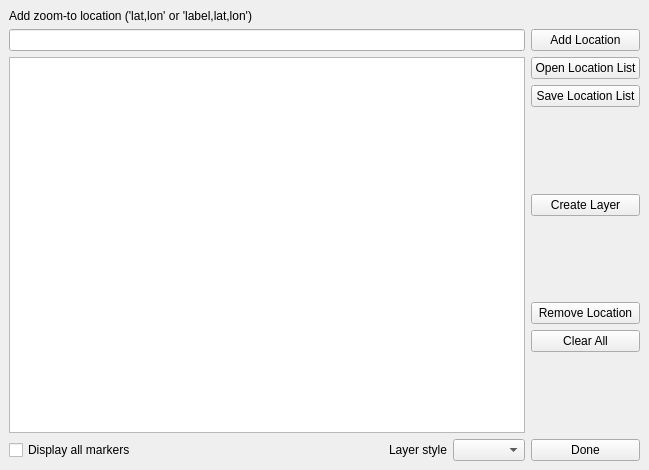
The window that ui/multiZoomDialog.ui (NationalSecurityAgency/qgis-latlontools-plugin) describes before a commit, drawn with Qt 5.
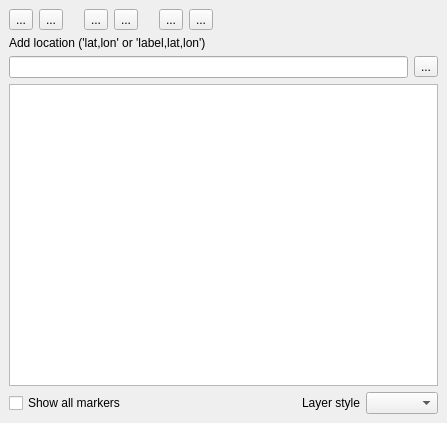
The same window after the commit.

Commit message: made dockable with icons

Patch:
```diff
--- a/ui/multiZoomDialog.ui
+++ b/ui/multiZoomDialog.ui
@@ -6,131 +6,168 @@
    <rect>
     <x>0</x>
     <y>0</y>
-    <width>649</width>
-    <height>470</height>
+    <width>447</width>
+    <height>423</height>
    </rect>
   </property>
   <property name="windowTitle">
    <string>Multi-Location Zoom</string>
   </property>
   <widget class="QWidget" name="dockWidgetContents">
-   <layout class="QGridLayout" name="gridLayout">
-    <item row="2" column="0">
-     <widget class="QTableWidget" name="resultsTable"/>
-    </item>
-    <item row="0" column="0">
-     <widget class="QLabel" name="label">
-      <property name="text">
-       <string>Add zoom-to location ('lat,lon' or 'label,lat,lon')</string>
-      </property>
-     </widget>
-    </item>
-    <item row="1" column="1">
-     <widget class="QPushButton" name="addButton">
-      <property name="text">
-       <string>Add Location</string>
-      </property>
-     </widget>
-    </item>
-    <item row="1" column="0">
-     <widget class="QLineEdit" name="addLineEdit"/>
-    </item>
-    <item row="2" column="1">
-     <layout class="QVBoxLayout" name="verticalLayout">
+   <layout class="QVBoxLayout" name="verticalLayout">
+    <item>
+     <layout class="QHBoxLayout" name="horizontalLayout">
       <item>
-       <widget class="QPushButton" name="openButton">
-        <property name="text">
+       <widget class="QToolButton" name="openButton">
+        <property name="toolTip">
          <string>Open Location List</string>
         </property>
+        <property name="text">
+         <string>...</string>
+        </property>
+        <property name="popupMode">
+         <enum>QToolButton::InstantPopup</enum>
+        </property>
+        <property name="autoRaise">
+         <bool>false</bool>
+        </property>
        </widget>
       </item>
       <item>
-       <widget class="QPushButton" name="saveButton">
-        <property name="text">
+       <widget class="QToolButton" name="saveButton">
+        <property name="toolTip">
          <string>Save Location List</string>
         </property>
-       </widget>
-      </item>
-      <item>
-       <spacer name="verticalSpacer">
-        <property name="orientation">
-         <enum>Qt::Vertical</enum>
-        </property>
-        <property name="sizeHint" stdset="0">
-         <size>
-          <width>20</width>
-          <height>40</height>
-         </size>
-        </property>
-       </spacer>
-      </item>
-      <item>
-       <widget class="QPushButton" name="createLayerButton">
         <property name="text">
-         <string>Create Layer</string>
+         <string>...</string>
         </property>
        </widget>
       </item>
       <item>
-       <spacer name="verticalSpacer_2">
+       <spacer name="horizontalSpacer_2">
         <property name="orientation">
-         <enum>Qt::Vertical</enum>
+         <enum>Qt::Horizontal</enum>
         </property>
+        <property name="sizeType">
+         <enum>QSizePolicy::Fixed</enum>
+        </property>
         <property name="sizeHint" stdset="0">
          <size>
-          <width>20</width>
-          <height>40</height>
+          <width>15</width>
+          <height>20</height>
          </size>
         </property>
        </spacer>
       </item>
       <item>
-       <widget class="QPushButton" name="removeButton">
+       <widget class="QToolButton" name="removeButton">
+        <property name="toolTip">
+         <string>Delete Selected Location</string>
+        </property>
         <property name="text">
-         <string>Remove Location</string>
+         <string>...</string>
         </property>
        </widget>
       </item>
       <item>
-       <widget class="QPushButton" name="clearAllButton">
+       <widget class="QToolButton" name="clearAllButton">
+        <property name="toolTip">
+         <string>Clear All Locations</string>
+        </property>
         <property name="text">
-         <string>Clear All</string>
+         <string>...</string>
         </property>
        </widget>
       </item>
       <item>
-       <spacer name="verticalSpacer_3">
+       <spacer name="horizontalSpacer_3">
         <property name="orientation">
-         <enum>Qt::Vertical</enum>
+         <enum>Qt::Horizontal</enum>
         </property>
+        <property name="sizeType">
+         <enum>QSizePolicy::Fixed</enum>
+        </property>
         <property name="sizeHint" stdset="0">
          <size>
-          <width>20</width>
-          <height>40</height>
+          <width>15</width>
+          <height>20</height>
          </size>
         </property>
        </spacer>
       </item>
-     </layout>
-    </item>
-    <item row="3" column="1">
-     <widget class="QPushButton" name="doneButton">
-      <property name="text">
-       <string>Done</string>
-      </property>
-     </widget>
-    </item>
-    <item row="3" column="0">
-     <layout class="QHBoxLayout" name="horizontalLayout">
       <item>
-       <widget class="QCheckBox" name="showAllCheckBox">
+       <widget class="QToolButton" name="createLayerButton">
+        <property name="toolTip">
+         <string>Create Vector Layer From Location List</string>
+        </property>
         <property name="text">
-         <string>Display all markers</string>
+         <string>...</string>
+        </property>
+       </widget>
+      </item>
+      <item>
+       <widget class="QToolButton" name="optionsButton">
+        <property name="toolTip">
+         <string>Show Style Settings</string>
+        </property>
+        <property name="text">
+         <string>...</string>
         </property>
        </widget>
       </item>
       <item>
        <spacer name="horizontalSpacer">
+        <property name="orientation">
+         <enum>Qt::Horizontal</enum>
+        </property>
+        <property name="sizeHint" stdset="0">
+         <size>
+          <width>40</width>
+          <height>20</height>
+         </size>
+        </property>
+       </spacer>
+      </item>
+     </layout>
+    </item>
+    <item>
+     <widget class="QLabel" name="label">
+      <property name="text">
+       <string>Add location ('lat,lon' or 'label,lat,lon')</string>
+      </property>
+     </widget>
+    </item>
+    <item>
+     <layout class="QHBoxLayout" name="horizontalLayout_3">
+      <item>
+       <widget class="QLineEdit" name="addLineEdit"/>
+      </item>
+      <item>
+       <widget class="QToolButton" name="addButton">
+        <property name="toolTip">
+         <string>Add Location</string>
+        </property>
+        <property name="text">
+         <string>...</string>
+        </property>
+       </widget>
+      </item>
+     </layout>
+    </item>
+    <item>
+     <widget class="QTableWidget" name="resultsTable"/>
+    </item>
+    <item>
+     <layout class="QHBoxLayout" name="horizontalLayout_2">
+      <item>
+       <widget class="QCheckBox" name="showAllCheckBox">
+        <property name="text">
+         <string>Show all markers</string>
+        </property>
+       </widget>
+      </item>
+      <item>
+       <spacer name="horizontalSpacer_4">
         <property name="orientation">
          <enum>Qt::Horizontal</enum>
         </property>
```
The commit also changes 1 other file.
